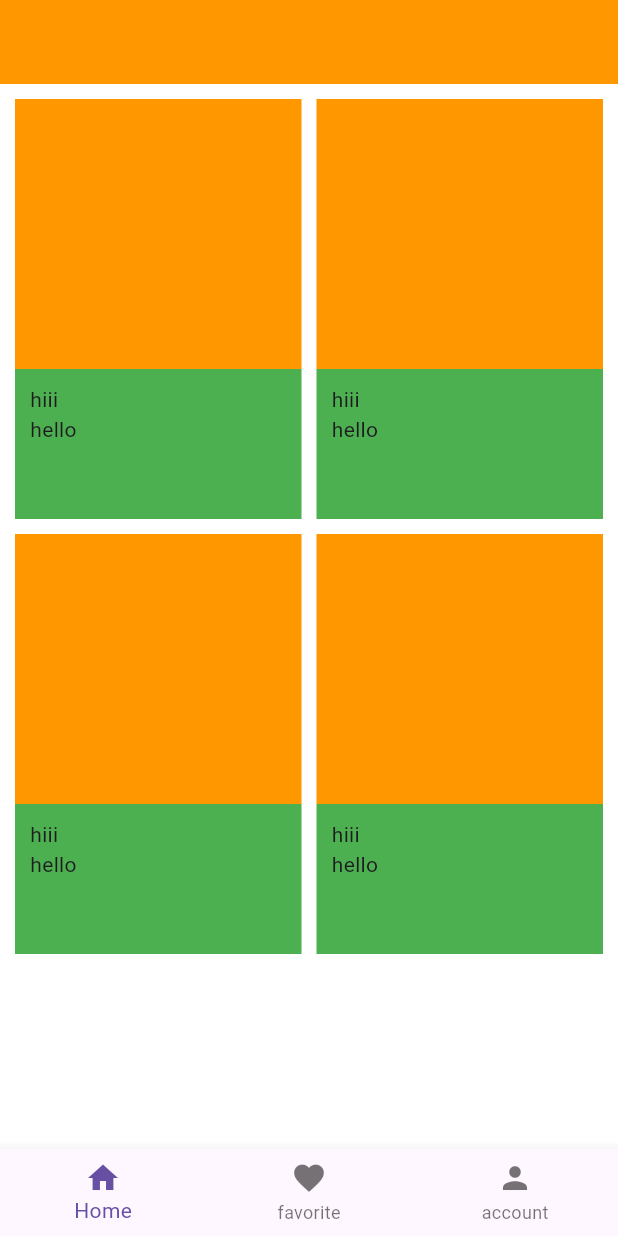
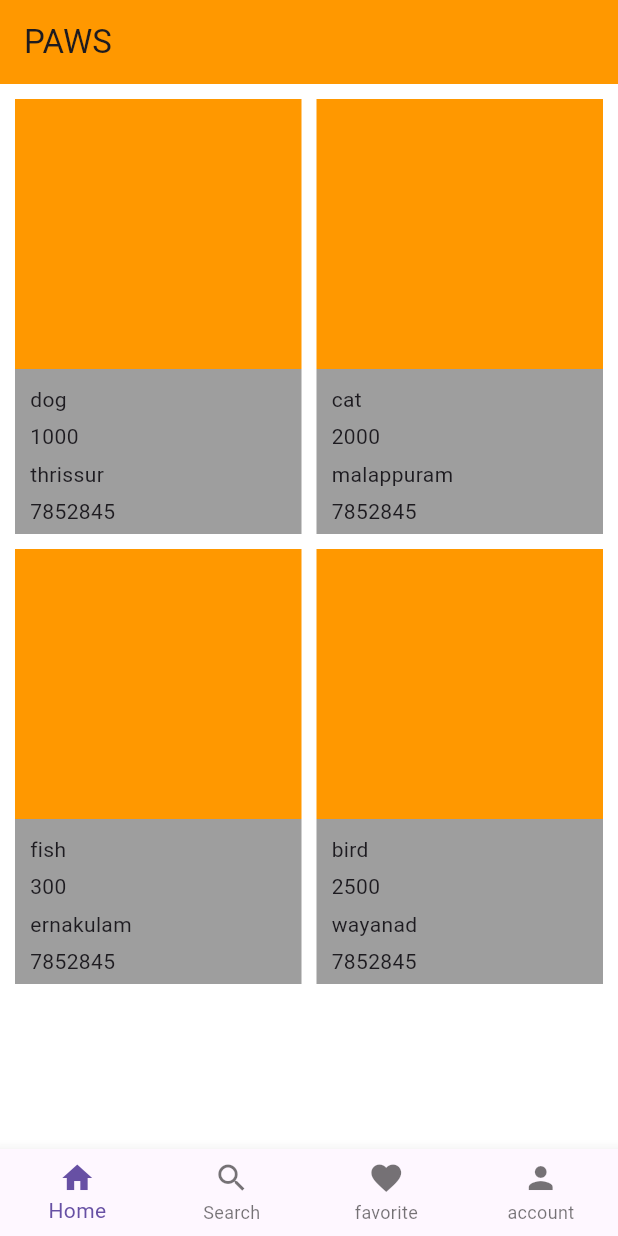
Before and after one commit to AdharshPS/paws, a Flutter app: the screen it shows after launch, on a phone screen of 412 x 824 dp. Run offline on Flutter 3.47's test engine with Material 3 defaults, Android fonts, the phone set to English and light mode, and no system bars.

Commit message:
updated bottom navigation bar

```diff
--- /dev/null
+++ b/lib/database/db.dart
@@ -0,0 +1,14 @@
+import 'package:paws_app/model/pets_model.dart';
+
+class DataBase {
+  List<PetsModel> petsList = [
+    PetsModel(
+        title: "dog", price: "1000", place: "thrissur", contact: "7852845"),
+    PetsModel(
+        title: "cat", price: "2000", place: "malappuram", contact: "7852845"),
+    PetsModel(
+        title: "fish", price: "300", place: "ernakulam", contact: "7852845"),
+    PetsModel(
+        title: "bird", price: "2500", place: "wayanad", contact: "7852845"),
+  ];
+}
--- /dev/null
+++ b/lib/model/pets_model.dart
@@ -0,0 +1,15 @@
+class PetsModel {
+  String? title;
+  String? price;
+  String? place;
+  String? contact;
+  String? image;
+
+  PetsModel({
+    required this.title,
+    required this.price,
+    required this.place,
+    required this.contact,
+    this.image,
+  });
+}
--- a/lib/view/bottom_navigator_screen/bottom_navigator_screen.dart
+++ b/lib/view/bottom_navigator_screen/bottom_navigator_screen.dart
@@ -1,6 +1,8 @@
 import 'package:flutter/material.dart';
 import 'package:paws_app/view/home_screen/home_screen.dart';
+import 'package:paws_app/view/like_screen/like_screen.dart';
 import 'package:paws_app/view/profile_screen/profile_screen.dart';
+import 'package:paws_app/view/search_screen/search_screen.dart';
 
 class BottomNavigationBarScreen extends StatefulWidget {
   const BottomNavigationBarScreen({super.key});
@@ -14,13 +16,15 @@ class _BottomNavigationBarScreenState extends State<BottomNavigationBarScreen> {
   int itemIndex = 0;
   List<dynamic> screensList = [
     HomeScreen(),
-    HomeScreen(),
+    SearchScreen(),
+    LikeScreen(),
     ProfileScreen(),
   ];
   @override
   Widget build(BuildContext context) {
     return Scaffold(
       bottomNavigationBar: BottomNavigationBar(
+        type: BottomNavigationBarType.fixed,
         currentIndex: itemIndex,
         onTap: (value) {
           itemIndex = value;
@@ -30,6 +34,10 @@ class _BottomNavigationBarScreenState extends State<BottomNavigationBarScreen> {
           BottomNavigationBarItem(
             icon: Icon(Icons.home),
             label: "Home",
+          ),
+          BottomNavigationBarItem(
+            icon: Icon(Icons.search),
+            label: "Search",
           ),
           BottomNavigationBarItem(
             icon: Icon(Icons.favorite),
--- a/lib/view/home_screen/home_screen.dart
+++ b/lib/view/home_screen/home_screen.dart
@@ -1,4 +1,6 @@
 import 'package:flutter/material.dart';
+import 'package:paws_app/database/db.dart';
+import 'package:paws_app/view/home_screen/widgets/pets_grid_widget.dart';
 
 class HomeScreen extends StatefulWidget {
   const HomeScreen({super.key});
@@ -14,6 +16,7 @@ class _HomecCreenState extends State<HomeScreen> {
       backgroundColor: Colors.white,
       appBar: AppBar(
         backgroundColor: Colors.orange,
+        title: Text("PAWS"),
       ),
       body: Padding(
         padding: const EdgeInsets.all(10),
@@ -23,7 +26,7 @@ class _HomecCreenState extends State<HomeScreen> {
             crossAxisCount: 2,
             crossAxisSpacing: 10,
             mainAxisSpacing: 10,
-            mainAxisExtent: 280,
+            mainAxisExtent: 290,
           ),
           itemBuilder: (context, index) => Column(
             children: [
@@ -34,28 +37,11 @@ class _HomecCreenState extends State<HomeScreen> {
                     height: 180,
                     color: Colors.orange,
                   ),
-                  Container(
-                    height: 100,
-                    color: Colors.green,
-                    child: Padding(
-                      padding: const EdgeInsets.all(10),
-                      child: SizedBox(
-                        width: MediaQuery.of(context).size.width * 40,
-                        child: Column(
-                          crossAxisAlignment: CrossAxisAlignment.start,
-                          children: [
-                            Text(
-                              "hiii",
-                              maxLines: 1,
-                            ),
-                            Text(
-                              "hello",
-                              maxLines: 1,
-                            ),
-                          ],
-                        ),
-                      ),
-                    ),
+                  PetsGridWidget(
+                    title: DataBase().petsList[index].title,
+                    price: DataBase().petsList[index].price,
+                    place: DataBase().petsList[index].place,
+                    contact: DataBase().petsList[index].contact,
                   ),
                 ],
               ),
--- /dev/null
+++ b/lib/view/home_screen/widgets/pets_grid_widget.dart
@@ -0,0 +1,59 @@
+import 'package:flutter/material.dart';
+
+class PetsGridWidget extends StatelessWidget {
+  PetsGridWidget({
+    super.key,
+    required this.title,
+    required this.price,
+    required this.place,
+    required this.contact,
+  });
+
+  String? title;
+  String? price;
+  String? place;
+  String? contact;
+
+  @override
+  Widget build(BuildContext context) {
+    return Container(
+      height: 110,
+      decoration: BoxDecoration(
+        color: Colors.grey,
+        // image: DecorationImage(
+        //   image: AssetImage(""),
+        // ),
+      ),
+      child: Padding(
+        padding: const EdgeInsets.all(10),
+        child: SizedBox(
+          width: MediaQuery.of(context).size.width * 40,
+          child: Column(
+            crossAxisAlignment: CrossAxisAlignment.start,
+            children: [
+              Text(
+                title!,
+                maxLines: 1,
+              ),
+              SizedBox(height: 5),
+              Text(
+                price!,
+                maxLines: 1,
+              ),
+              SizedBox(height: 5),
+              Text(
+                place!,
+                maxLines: 1,
+              ),
+              SizedBox(height: 5),
+              Text(
+                contact!,
+                maxLines: 1,
+              ),
+            ],
+          ),
+        ),
+      ),
+    );
+  }
+}
--- /dev/null
+++ b/lib/view/like_screen/like_screen.dart
@@ -0,0 +1,15 @@
+import 'package:flutter/material.dart';
+
+class LikeScreen extends StatefulWidget {
+  const LikeScreen({super.key});
+
+  @override
+  State<LikeScreen> createState() => _LikeScreenState();
+}
+
+class _LikeScreenState extends State<LikeScreen> {
+  @override
+  Widget build(BuildContext context) {
+    return Scaffold();
+  }
+}
--- /dev/null
+++ b/lib/view/search_screen/search_screen.dart
@@ -0,0 +1,15 @@
+import 'package:flutter/material.dart';
+
+class SearchScreen extends StatefulWidget {
+  const SearchScreen({super.key});
+
+  @override
+  State<SearchScreen> createState() => _SearchScreenState();
+}
+
+class _SearchScreenState extends State<SearchScreen> {
+  @override
+  Widget build(BuildContext context) {
+    return Scaffold();
+  }
+}
--- a/lib/view/splash_screen/splash_screen.dart
+++ b/lib/view/splash_screen/splash_screen.dart
@@ -26,7 +26,13 @@ class _SplashScreenState extends State<SplashScreen> {
   Widget build(BuildContext context) {
     return Scaffold(
       body: Center(
-        child: Text("Loading........"),
+        child: Text(
+          "PAWS",
+          style: TextStyle(
+            fontSize: 30,
+            fontWeight: FontWeight.w800,
+          ),
+        ),
       ),
     );
   }
--- a/pubspec.yaml
+++ b/pubspec.yaml
@@ -35,6 +35,8 @@ dependencies:
   # The following adds the Cupertino Icons font to your application.
   # Use with the CupertinoIcons class for iOS style icons.
   cupertino_icons: ^1.0.2
+  provider: ^6.1.1
+  lottie: ^2.7.0
 
 dev_dependencies:
   flutter_test:
```
Also changed, not shown: pubspec.lock, 1 other file.
